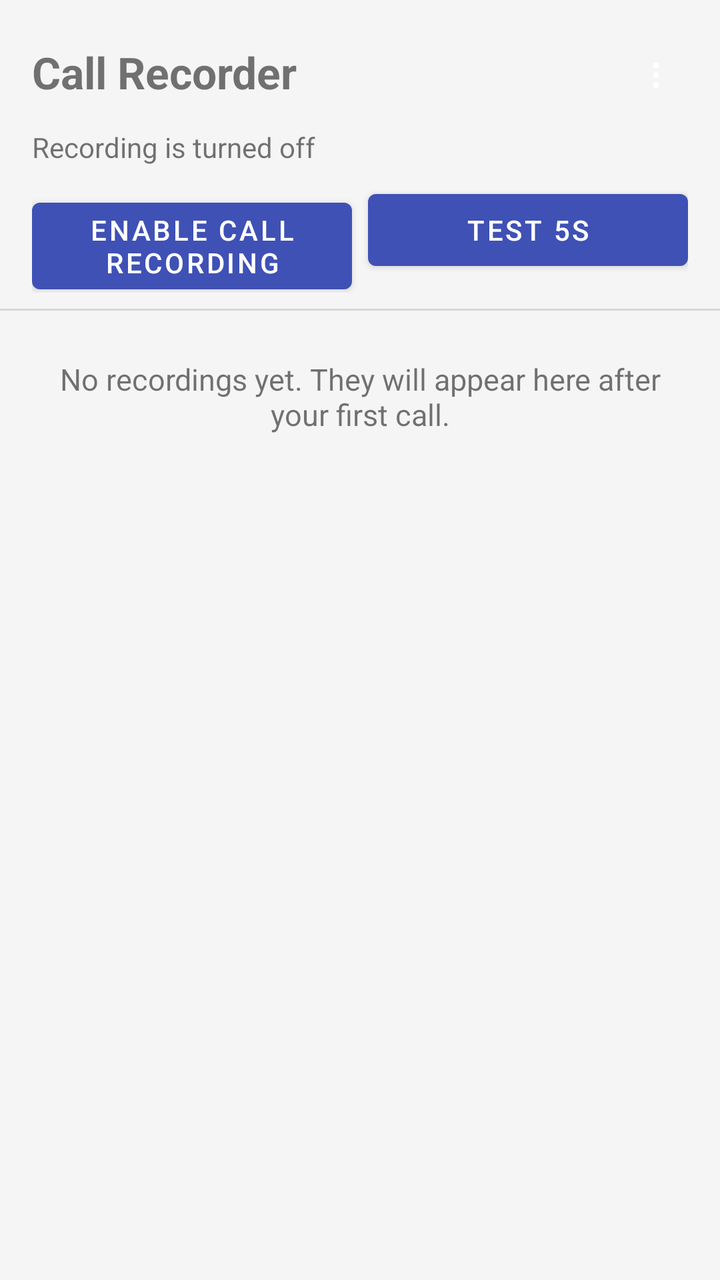
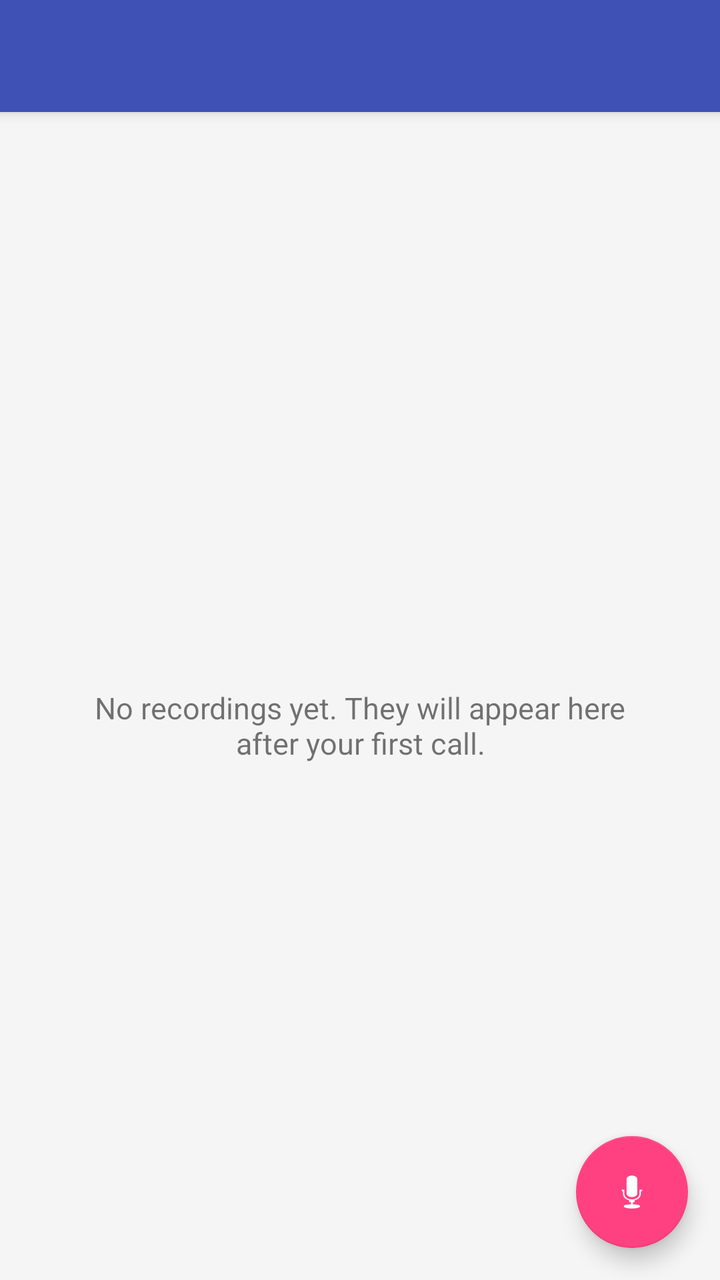

Two renders of the same Android screen: before a commit and after it. Below are the layout's source before the change and the commit's diff.
<!-- AndroidManifest.xml: application theme Theme.CallRecorder -->
<!-- res/layout/activity_main.xml -->
<?xml version="1.0" encoding="utf-8"?>
<LinearLayout xmlns:android="http://schemas.android.com/apk/res/android"
    android:layout_width="match_parent"
    android:layout_height="match_parent"
    android:orientation="vertical"
    android:background="?android:attr/colorBackground">

    <LinearLayout
        android:layout_width="match_parent"
        android:layout_height="wrap_content"
        android:orientation="horizontal"
        android:gravity="center_vertical"
        android:paddingStart="16dp"
        android:paddingEnd="8dp"
        android:paddingTop="12dp"
        android:paddingBottom="4dp">

        <TextView
            android:id="@+id/titleText"
            android:layout_width="0dp"
            android:layout_height="wrap_content"
            android:layout_weight="1"
            android:text="@string/app_name"
            android:textSize="22sp"
            android:textStyle="bold" />

        <Button
            android:id="@+id/btnSettings"
            style="?android:attr/borderlessButtonStyle"
            android:layout_width="wrap_content"
            android:layout_height="wrap_content"
            android:minWidth="48dp"
            android:text="&#8942;"
            android:textSize="20sp" />
    </LinearLayout>

    <TextView
        android:id="@+id/statusValue"
        android:layout_width="match_parent"
        android:layout_height="wrap_content"
        android:paddingStart="16dp"
        android:paddingEnd="16dp"
        android:paddingBottom="8dp"
        android:text="@string/status_disabled"
        android:textSize="14sp" />

    <LinearLayout
        android:layout_width="match_parent"
        android:layout_height="wrap_content"
        android:orientation="horizontal"
        android:paddingStart="16dp"
        android:paddingEnd="16dp"
        android:paddingBottom="8dp">

        <Button
            android:id="@+id/btnToggleService"
            android:layout_width="0dp"
            android:layout_height="wrap_content"
            android:layout_weight="1"
            android:text="@string/btn_start" />

        <Button
            android:id="@+id/btnTestRecording"
            android:layout_width="0dp"
            android:layout_height="wrap_content"
            android:layout_marginStart="8dp"
            android:layout_weight="1"
            android:text="@string/test_recording_short" />
    </LinearLayout>

    <View
        android:layout_width="match_parent"
        android:layout_height="1dp"
        android:background="?android:attr/listDivider" />

    <FrameLayout
        android:layout_width="match_parent"
        android:layout_height="0dp"
        android:layout_weight="1">

        <ScrollView
            android:layout_width="match_parent"
            android:layout_height="match_parent">

            <LinearLayout
                android:id="@+id/recordingsContainer"
                android:layout_width="match_parent"
                android:layout_height="wrap_content"
                android:orientation="vertical"
                android:paddingBottom="16dp" />
        </ScrollView>

        <TextView
            android:id="@+id/recordingsEmpty"
            android:layout_width="match_parent"
            android:layout_height="wrap_content"
            android:padding="24dp"
            android:gravity="center"
            android:text="@string/recordings_empty"
            android:textSize="15sp" />
    </FrameLayout>
</LinearLayout>
<!-- resources referenced by this layout -->
<resources>
  <string name="app_name">Call Recorder</string>
  <string name="btn_start">Enable call recording</string>
  <string name="recordings_empty">No recordings yet. They will appear here after your first call.</string>
  <string name="status_disabled">Recording is turned off</string>
  <string name="test_recording_short">Test 5s</string>
  <style name="Theme.CallRecorder" parent="Theme.MaterialComponents.DayNight.NoActionBar">
          <item name="colorPrimary">#3F51B5</item>
          <item name="colorPrimaryVariant">#303F9F</item>
          <item name="colorOnPrimary">#FFFFFF</item>
          <item name="colorSecondary">#FF4081</item>
          <item name="colorOnSecondary">#FFFFFF</item>
          <item name="colorSurface">#FFFFFF</item>
          <item name="colorOnSurface">#1A1A1A</item>
          <item name="android:colorBackground">#F5F5F5</item>
          <item name="android:statusBarColor">#303F9F</item>
      </style>
</resources>

<!-- the commit's change to res/layout/activity_main.xml (unified diff, before → after) -->
@@ -1,102 +1,77 @@
 <?xml version="1.0" encoding="utf-8"?>
-<LinearLayout xmlns:android="http://schemas.android.com/apk/res/android"
+<androidx.coordinatorlayout.widget.CoordinatorLayout
+    xmlns:android="http://schemas.android.com/apk/res/android"
+    xmlns:app="http://schemas.android.com/apk/res-auto"
     android:layout_width="match_parent"
     android:layout_height="match_parent"
-    android:orientation="vertical"
-    android:background="?android:attr/colorBackground">
+    android:fitsSystemWindows="true">
+
+    <com.google.android.material.appbar.AppBarLayout
+        android:layout_width="match_parent"
+        android:layout_height="wrap_content">
+
+        <androidx.appcompat.widget.Toolbar
+            android:id="@+id/toolbar"
+            android:layout_width="match_parent"
+            android:layout_height="?attr/actionBarSize"
+            android:background="?attr/colorPrimary"
+            app:popupTheme="@style/ThemeOverlay.AppCompat.Light"
+            app:titleTextColor="@android:color/white" />
+    </com.google.android.material.appbar.AppBarLayout>
 
     <LinearLayout
         android:layout_width="match_parent"
-        android:layout_height="wrap_content"
-        android:orientation="horizontal"
-        android:gravity="center_vertical"
-        android:paddingStart="16dp"
+        android:layout_height="match_parent"
+        android:orientation="vertical"
+        android:paddingStart="8dp"
         android:paddingEnd="8dp"
-        android:paddingTop="12dp"
-        android:paddingBottom="4dp">
+        app:layout_behavior="@string/appbar_scrolling_view_behavior">
 
         <TextView
-            android:id="@+id/titleText"
-            android:layout_width="0dp"
+            android:id="@+id/storageText"
+            android:layout_width="match_parent"
             android:layout_height="wrap_content"
-            android:layout_weight="1"
-            android:text="@string/app_name"
-            android:textSize="22sp"
-            android:textStyle="bold" />
+            android:gravity="center"
+            android:padding="6dp"
+            android:textSize="13sp" />
 
-        <Button
-            android:id="@+id/btnSettings"
-            style="?android:attr/borderlessButtonStyle"
-            android:layout_width="wrap_content"
-            android:layout_height="wrap_content"
-            android:minWidth="48dp"
-            android:text="&#8942;"
-            android:textSize="20sp" />
+        <FrameLayout
+            android:layout_width="match_parent"
+            android:layout_height="0dp"
+            android:layout_weight="1">
+
+            <ScrollView
+                android:layout_width="match_parent"
+                android:layout_height="match_parent"
+                android:clipToPadding="false"
+                android:paddingBottom="72dp">
+
+                <LinearLayout
+                    android:id="@+id/recordingsContainer"
+                    android:layout_width="match_parent"
+                    android:layout_height="wrap_content"
+                    android:orientation="vertical" />
+            </ScrollView>
+
+            <TextView
+                android:id="@+id/recordingsEmpty"
+                android:layout_width="match_parent"
+                android:layout_height="wrap_content"
+                android:layout_gravity="center"
+                android:gravity="center"
+                android:padding="24dp"
+                android:text="@string/recordings_empty"
+                android:textSize="15sp" />
+        </FrameLayout>
     </LinearLayout>
 
-    <TextView
-        android:id="@+id/statusValue"
-        android:layout_width="match_parent"
+    <com.google.android.material.floatingactionbutton.FloatingActionButton
+        android:id="@+id/fabRecord"
+        android:layout_width="wrap_content"
         android:layout_height="wrap_content"
-        android:paddingStart="16dp"
-        android:paddingEnd="16dp"
-        android:paddingBottom="8dp"
-        android:text="@string/status_disabled"
-        android:textSize="14sp" />
-
-    <LinearLayout
-        android:layout_width="match_parent"
-        android:layout_height="wrap_content"
-        android:orientation="horizontal"
-        android:paddingStart="16dp"
-        android:paddingEnd="16dp"
-        android:paddingBottom="8dp">
-
-        <Button
-            android:id="@+id/btnToggleService"
-            android:layout_width="0dp"
-            android:layout_height="wrap_content"
-            android:layout_weight="1"
-            android:text="@string/btn_start" />
-
-        <Button
-            android:id="@+id/btnTestRecording"
-            android:layout_width="0dp"
-            android:layout_height="wrap_content"
-            android:layout_marginStart="8dp"
-            android:layout_weight="1"
-            android:text="@string/test_recording_short" />
-    </LinearLayout>
-
-    <View
-        android:layout_width="match_parent"
-        android:layout_height="1dp"
-        android:background="?android:attr/listDivider" />
-
-    <FrameLayout
-        android:layout_width="match_parent"
-        android:layout_height="0dp"
-        android:layout_weight="1">
-
-        <ScrollView
-            android:layout_width="match_parent"
-            android:layout_height="match_parent">
-
-            <LinearLayout
-                android:id="@+id/recordingsContainer"
-                android:layout_width="match_parent"
-                android:layout_height="wrap_content"
-                android:orientation="vertical"
-                android:paddingBottom="16dp" />
-        </ScrollView>
-
-        <TextView
-            android:id="@+id/recordingsEmpty"
-            android:layout_width="match_parent"
-            android:layout_height="wrap_content"
-            android:padding="24dp"
-            android:gravity="center"
-            android:text="@string/recordings_empty"
-            android:textSize="15sp" />
-    </FrameLayout>
-</LinearLayout>
+        android:layout_gravity="bottom|end"
+        android:layout_margin="16dp"
+        android:contentDescription="@string/btn_start"
+        android:src="@android:drawable/ic_btn_speak_now"
+        app:tint="@android:color/white" />
+</androidx.coordinatorlayout.widget.CoordinatorLayout>
<!-- resource entries referenced after the edit -->
@@ -1,10 +1,7 @@
 <!-- resources referenced by this layout -->
 <resources>
-  <string name="app_name">Call Recorder</string>
   <string name="btn_start">Enable call recording</string>
   <string name="recordings_empty">No recordings yet. They will appear here after your first call.</string>
-  <string name="status_disabled">Recording is turned off</string>
-  <string name="test_recording_short">Test 5s</string>
   <style name="Theme.CallRecorder" parent="Theme.MaterialComponents.DayNight.NoActionBar">
           <item name="colorPrimary">#3F51B5</item>
           <item name="colorPrimaryVariant">#303F9F</item>
